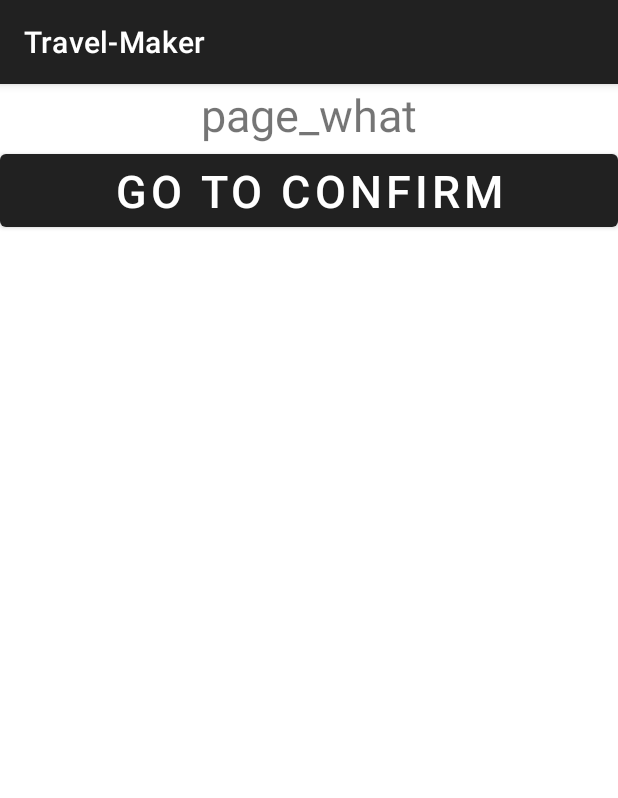
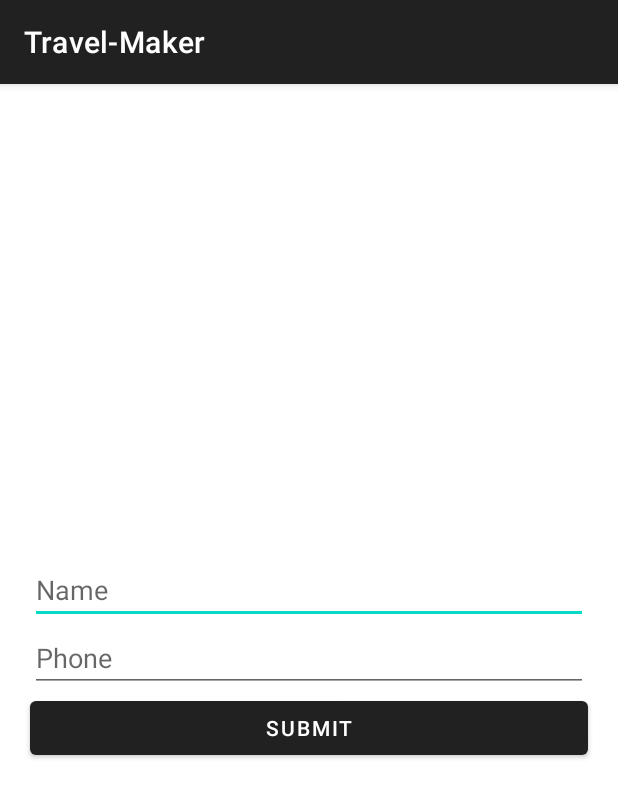
Before and after one commit to hyunseo0520/NODAPZ, an Android app: the EditActivity screen opened directly, with no data from a screen before it, on a phone screen of 412 x 824 dp. Shown: the top 798 px of the screen. Run offline under Robolectric (Android 15) with nearby library versions, the light colour scheme and no system bars.

Commit message:
[DESIGN] 동반자 관련

```diff
--- a/app/src/main/res/layout/activity_edit.xml
+++ b/app/src/main/res/layout/activity_edit.xml
@@ -2,20 +2,27 @@
 <LinearLayout xmlns:android="http://schemas.android.com/apk/res/android"
     android:layout_width="match_parent"
     android:layout_height="match_parent"
+    android:gravity="center"
     android:orientation="vertical">
 
-    <TextView
-        android:id="@+id/page_what"
+    <EditText
+        android:id="@+id/editText_name"
         android:layout_width="match_parent"
         android:layout_height="wrap_content"
-        android:gravity="center_horizontal|center_vertical"
-        android:textSize="30dp"
-        android:text="page_what" />
+        android:layout_marginHorizontal="20dp"
+        android:hint="Name"/>
+
+    <EditText
+        android:id="@+id/editText_phone"
+        android:layout_width="match_parent"
+        android:layout_height="wrap_content"
+        android:layout_marginHorizontal="20dp"
+        android:hint="Phone"/>
 
     <Button
-        android:id="@+id/button_what"
+        android:id="@+id/button_submit"
         android:layout_width="match_parent"
         android:layout_height="wrap_content"
-        android:textSize="30dp"
-        android:text="go to confirm" />
+        android:layout_marginHorizontal="20dp"
+        android:text="Submit"/>
 </LinearLayout>
--- a/app/src/main/res/layout/activity_who.xml
+++ b/app/src/main/res/layout/activity_who.xml
@@ -4,6 +4,7 @@
     android:layout_width="match_parent"
     android:layout_height="match_parent"
     android:orientation="vertical"
+    android:gravity="center_vertical"
     tools:context=".WhoActivity">
 
     <TextView
@@ -56,16 +57,14 @@
         android:id="@+id/button_who"
         android:layout_width="match_parent"
         android:layout_height="wrap_content"
+
         android:layout_margin="20dp"
         android:text="여행자 정보 입력 및 확인하기"
         android:textSize="30dp" />
 
     <Button
         android:id="@+id/button_next"
-        android:layout_width="match_parent"
-        android:layout_height="wrap_content"
-        android:layout_margin="20dp"
-        android:text="다음 화면으로 넘어가기"
-        android:textSize="30dp" />
+        style="@style/button3"
+        android:text="Next Step" />
 
 </LinearLayout>
```
